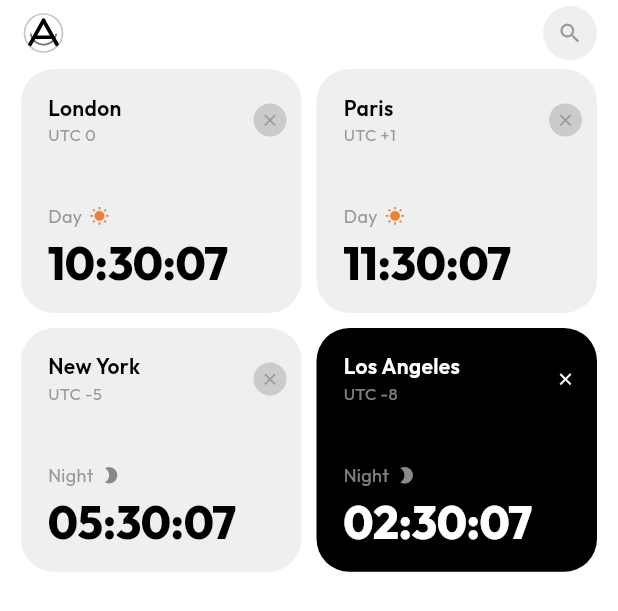
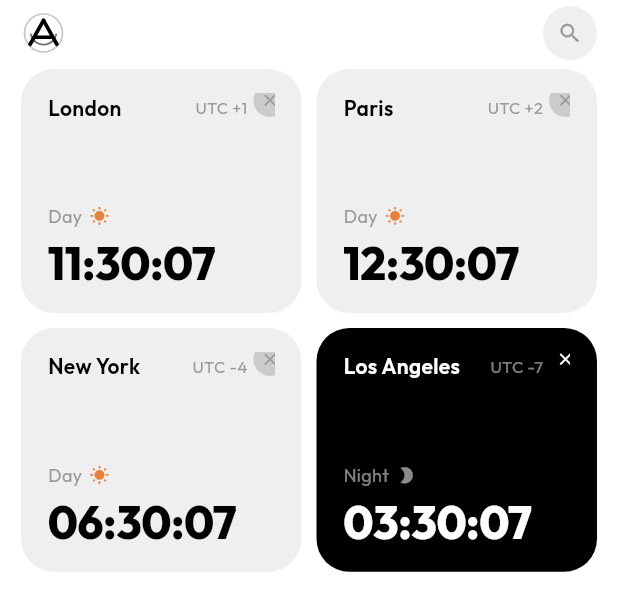
Before and after one commit to Mortarion002/Aura, a Flutter app: the WorldClockScreen widget shown alone on an empty page, opened directly, on a phone screen of 412 x 824 dp. Shown: the top 611 px of the screen. Run offline on Flutter 3.47's test engine with Material 3 defaults, Android fonts, the phone set to English and light mode, and no system bars; our stand-ins replace dio, flutter_riverpod, freezed_annotation, google_fonts, material_symbols_icons, riverpod_annotation and 2 more; accounts and stored records are empty; generated files the repository leaves out were written again; network calls fail.

Commit message:
Phase 3: World Clock screen polish
- Align seeded world clock cities with the searchable catalog

- Constrain and scroll search results while closing search after add

- Match city cards to the prototype top row and active-card behavior

Co-Authored-By: Codex <codex@openai.com>

```diff
--- a/lib/features/world_clock/presentation/widgets/city_time_card.dart
+++ b/lib/features/world_clock/presentation/widgets/city_time_card.dart
@@ -39,43 +39,17 @@ class CityTimeCard extends ConsumerWidget {
       onTap: () => ref.read(activeCityProvider.notifier).setCity(city),
       child: AnimatedContainer(
         duration: const Duration(milliseconds: 300),
-        padding: const EdgeInsets.fromLTRB(18, 16, 10, 18),
+        padding: const EdgeInsets.fromLTRB(18, 16, 18, 18),
         decoration: BoxDecoration(
           color: isActive ? kBlack : kCard,
           borderRadius: BorderRadius.circular(22),
         ),
-        child: Column(
-          crossAxisAlignment: CrossAxisAlignment.start,
+        child: Stack(
           children: [
-            // City name + UTC + delete
-            Row(
-              children: [
-                Expanded(
-                  child: Column(
-                    crossAxisAlignment: CrossAxisAlignment.start,
-                    children: [
-                      Text(
-                        city.name,
-                        style: AppTextStyles.cardCity(
-                          size: 14,
-                          color: isActive ? kWhite : kBlack,
-                        ),
-                        maxLines: 1,
-                        overflow: TextOverflow.ellipsis,
-                      ),
-                      Text(
-                        _fmtUtc(city.timezoneOffsetSeconds),
-                        style: AppTextStyles.cardUtc(
-                          size: 11,
-                          color: isActive
-                              ? kWhite.withValues(alpha: 0.5)
-                              : kDim,
-                        ),
-                      ),
-                    ],
-                  ),
-                ),
-                GestureDetector(
+            Positioned(
+              top: -6,
+              right: -8,
+              child: GestureDetector(
                 onTap: onDelete,
                 child: Container(
                   width: 22,
@@ -91,7 +65,38 @@ class CityTimeCard extends ConsumerWidget {
                   ),
                 ),
               ),
+            ),
+            Column(
+              crossAxisAlignment: CrossAxisAlignment.start,
+              children: [
+                // City name + UTC
+                Padding(
+                  padding: const EdgeInsets.only(right: 18),
+                  child: Row(
+                    children: [
+                      Expanded(
+                        child: Text(
+                          city.name,
+                          style: AppTextStyles.cardCity(
+                            size: 14,
+                            color: isActive ? kWhite : kBlack,
+                          ),
+                          maxLines: 1,
+                          overflow: TextOverflow.ellipsis,
+                        ),
+                      ),
+                      const SizedBox(width: 8),
+                      Text(
+                        _fmtUtc(city.timezoneOffsetSeconds),
+                        style: AppTextStyles.cardUtc(
+                          size: 11,
+                          color: isActive
+                              ? kWhite.withValues(alpha: 0.5)
+                              : kDim,
+                        ),
+                      ),
                     ],
+                  ),
                 ),
                 const Spacer(),
                 // Day / Night
@@ -107,7 +112,11 @@ class CityTimeCard extends ConsumerWidget {
                     const SizedBox(width: 5),
                     Icon(
                       isDay ? Icons.wb_sunny : Icons.brightness_2,
-                  color: isDay ? kOrange : (isActive ? Colors.white54 : const Color(0xFF888888)),
+                      color: isDay
+                          ? kOrange
+                          : (isActive
+                                ? Colors.white54
+                                : const Color(0xFF888888)),
                       size: 13,
                     ),
                   ],
@@ -127,6 +136,8 @@ class CityTimeCard extends ConsumerWidget {
                 ),
               ],
             ),
+          ],
+        ),
       ),
     );
   }
```
Also changed, not shown: lib/features/clock/providers/clock_provider.dart (+29 -28 lines), lib/features/world_clock/presentation/world_clock_screen.dart (+154 -29 lines). Lines whose indentation alone changed are shown as unchanged.
